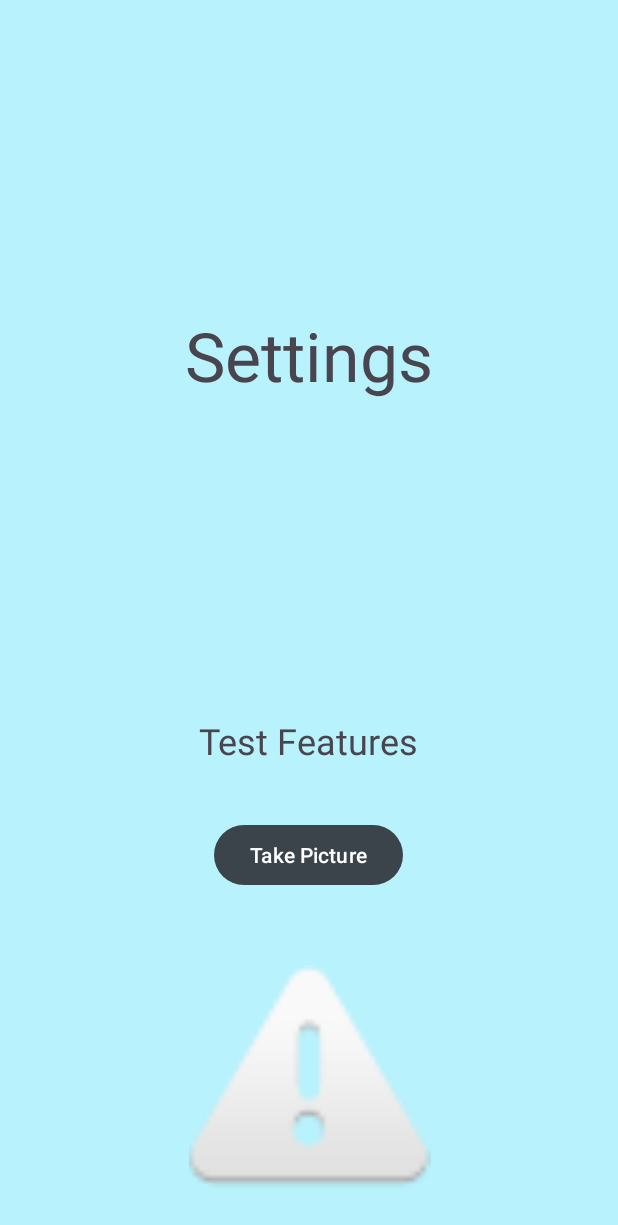
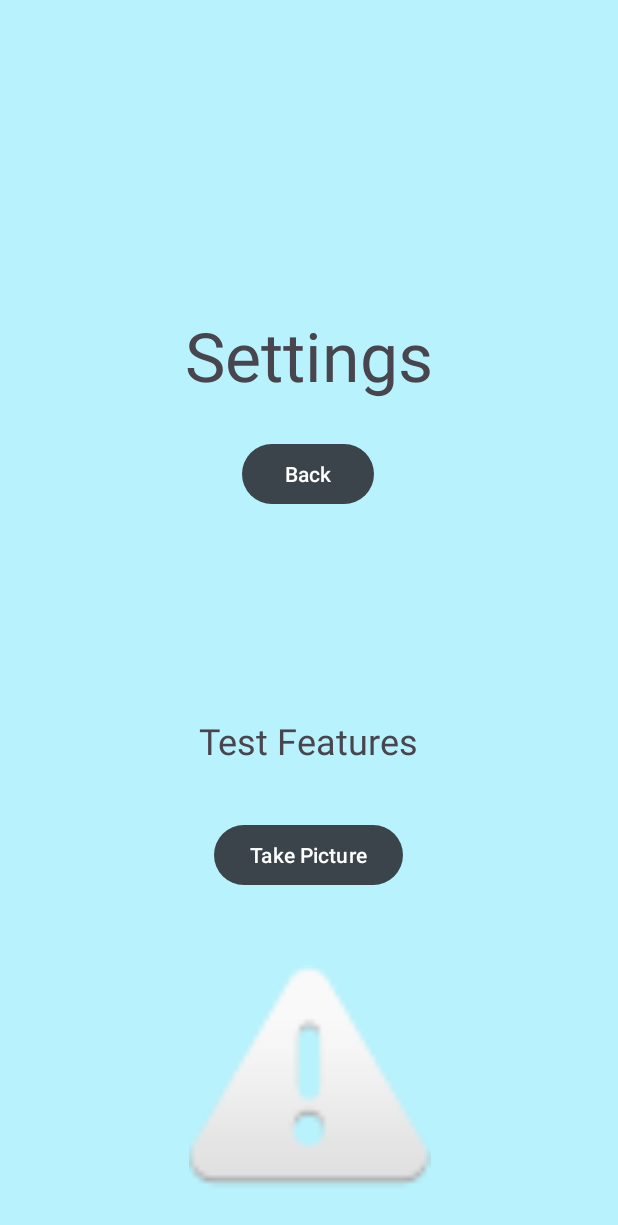
Before and after one commit to Wahad10/ECS193_PigKeeper, an Android app: the SettingsActivity screen opened directly, with no data from a screen before it, on a phone screen of 412 x 824 dp. Shown: the top 1225 px of the screen. Run offline under Robolectric (Android 15) with nearby library versions, the phone set to English and light mode, and no system bars; libraries missing offline, so code that uses them is left out: androidx.camera.core, androidx.camera.lifecycle.

Commit message:
Added back button

```diff
--- a/app/src/main/java/com/example/pigkeeper/SettingsActivity.kt
+++ b/app/src/main/java/com/example/pigkeeper/SettingsActivity.kt
@@ -1,5 +1,6 @@
 package com.example.pigkeeper
 import android.Manifest
+import android.content.Intent
 import android.content.pm.PackageManager
 import android.graphics.Bitmap
 import android.graphics.BitmapFactory
@@ -31,6 +32,10 @@ class SettingsActivity : AppCompatActivity() {
 
         globalVariable = GlobalData.instance
         picture = findViewById(R.id.Picture)
+
+        //Back button, returns to Main Menu Screen
+        val buttonBack = findViewById<Button>(R.id.backToMain)
+        buttonBack.setOnClickListener{startActivity(Intent(this@SettingsActivity, MainActivity::class.java))}
 
         val buttonTakePicture = findViewById<Button>(R.id.TakePicture)
         buttonTakePicture.setOnClickListener {
--- a/app/src/main/res/layout/activity_settings.xml
+++ b/app/src/main/res/layout/activity_settings.xml
@@ -53,4 +53,16 @@
         app:layout_constraintVertical_bias="0.971"
         app:srcCompat="@android:drawable/ic_dialog_alert" />
 
+    <Button
+        android:id="@+id/backToMain"
+        android:layout_width="wrap_content"
+        android:layout_height="wrap_content"
+        android:text="Back"
+        app:layout_constraintBottom_toBottomOf="parent"
+        app:layout_constraintEnd_toEndOf="parent"
+        app:layout_constraintHorizontal_bias="0.498"
+        app:layout_constraintStart_toStartOf="parent"
+        app:layout_constraintTop_toTopOf="parent"
+        app:layout_constraintVertical_bias="0.376" />
+
 </androidx.constraintlayout.widget.ConstraintLayout>
```
